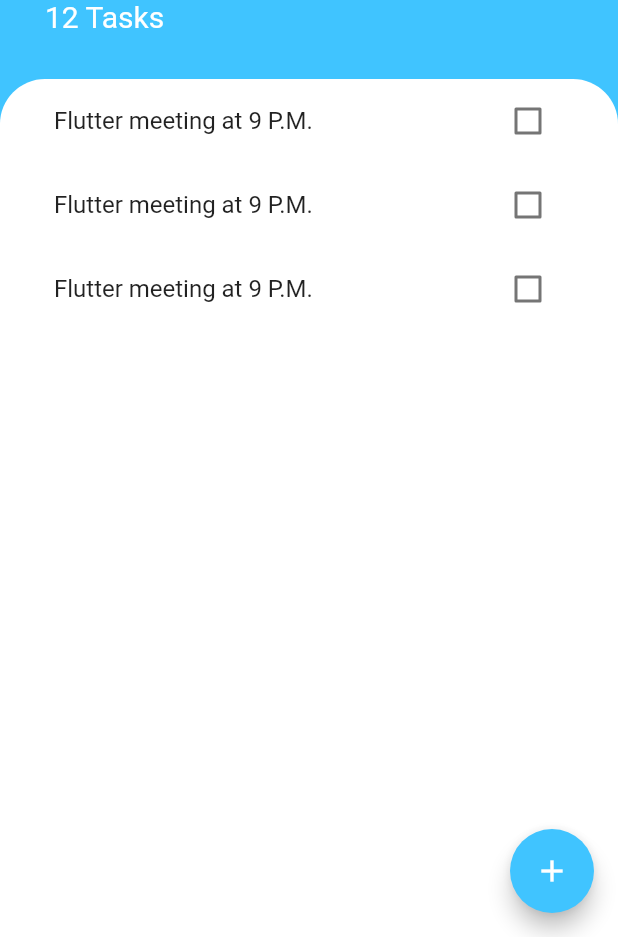
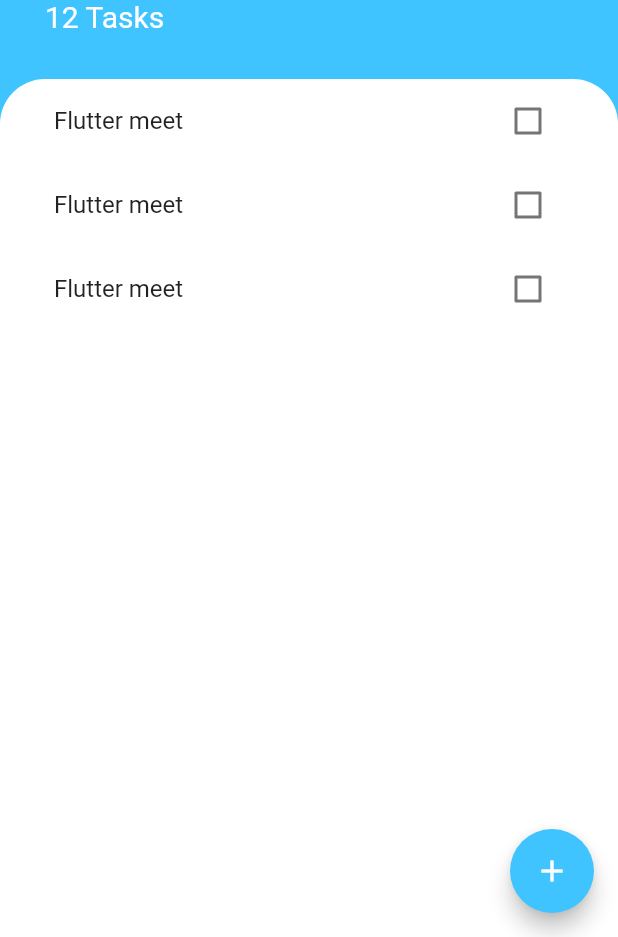
Before and after one commit to abhishek-vaish/Todoey, a Flutter app: the screen it shows after launch, on a phone screen of 412 x 824 dp, the part 299-1236 px from its top. Run offline on Flutter 3.47's test engine with Material 2 defaults, Android fonts, the phone set to English and light mode, and no system bars.

Commit message:
create taskList

```diff
--- a/lib/widgets/listViewWidget.dart
+++ b/lib/widgets/listViewWidget.dart
@@ -1,4 +1,5 @@
 import 'package:flutter/material.dart';
+import 'package:todoey_flutter/models/task.dart';
 
 class ListViewWidget extends StatefulWidget {
   @override
@@ -7,12 +8,17 @@ class ListViewWidget extends StatefulWidget {
 
 class _ListViewWidgetState extends State<ListViewWidget> {
   bool isChecked = false;
+  List<Task> taskList = [
+    Task(name: "Flutter meet"),
+    Task(name: "Flutter UI meet"),
+    Task(name: "Flutter UX meet"),
+  ];
 
   @override
   Widget build(BuildContext context) {
     return ListTile(
       title: Text(
-        'Flutter meeting at 9 P.M.',
+        taskList[0].name,
         style: TextStyle(
             decoration: isChecked ? TextDecoration.lineThrough : null),
       ),
```
